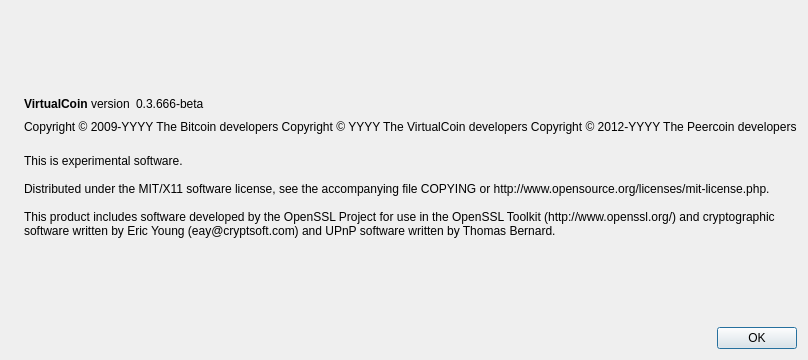
The window that src/qt/forms/aboutdialog.ui (coinstudio/virtualcoin) describes before a commit, drawn with Qt 5.
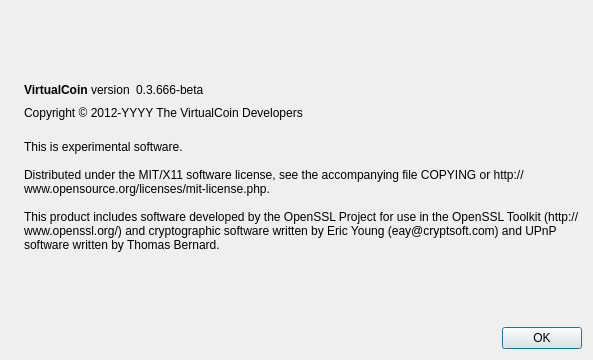
The same window after the commit. Icons and pictures are not drawn.

```diff
--- a/src/qt/forms/aboutdialog.ui
+++ b/src/qt/forms/aboutdialog.ui
@@ -91,9 +91,7 @@
         <cursorShape>IBeamCursor</cursorShape>
        </property>
        <property name="text">
-        <string notr="true">Copyright &amp;copy; 2009-YYYY The Bitcoin developers
-        Copyright &amp;copy; YYYY The VirtualCoin developers
-        Copyright &amp;copy; 2012-YYYY The Peercoin developers</string>
+        <string notr="true">Copyright &amp;copy; 2012-YYYY The VirtualCoin Developers</string>
        </property>
        <property name="textFormat">
         <enum>Qt::RichText</enum>
```
